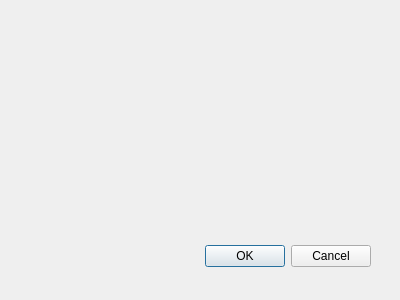
Above: registro.ui from AdrianPrietoLozano/biblioteca before the change. Below: the same form after it.
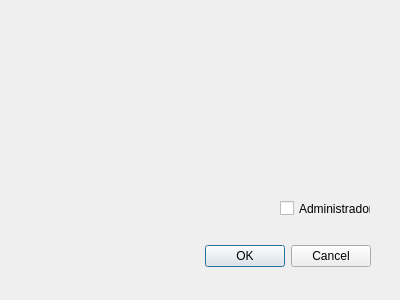
That is the form after the change.

Diff of the .ui file:
```diff
--- a/registro.ui
+++ b/registro.ui
@@ -31,6 +31,19 @@
     <set>QDialogButtonBox::Cancel|QDialogButtonBox::Ok</set>
    </property>
   </widget>
+  <widget class="QCheckBox" name="checkBox">
+   <property name="geometry">
+    <rect>
+     <x>280</x>
+     <y>200</y>
+     <width>91</width>
+     <height>17</height>
+    </rect>
+   </property>
+   <property name="text">
+    <string>Administrador</string>
+   </property>
+  </widget>
  </widget>
  <pixmapfunction/>
  <resources/>
```
Left out of the diff: 5 changed lines with no effect on the pictures.
